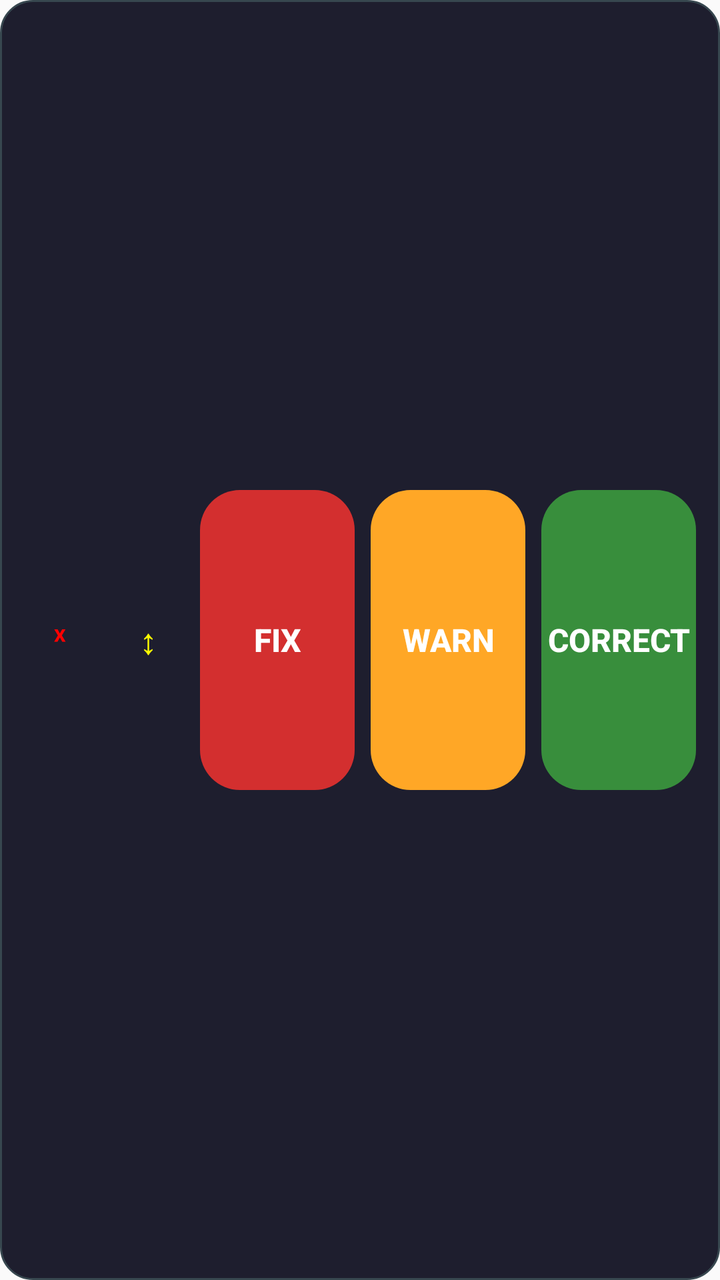
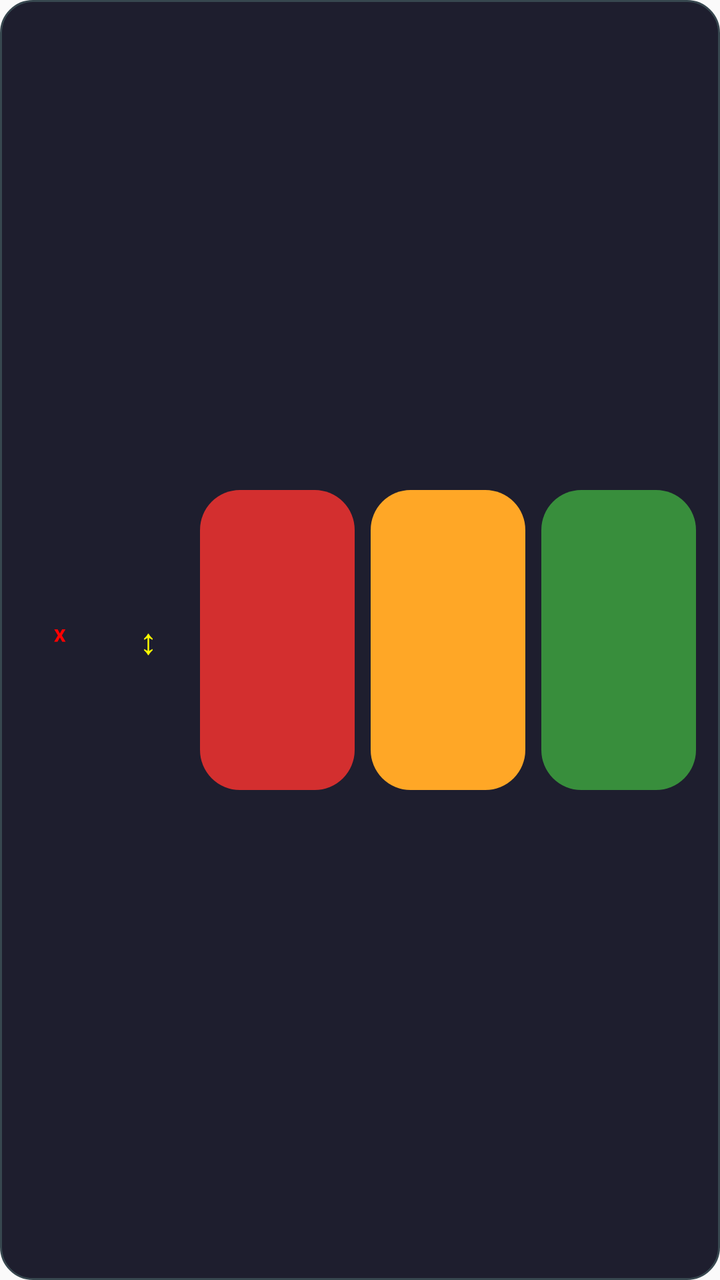

An Android layout rendered at two revisions. The XML below is the earlier revision; the diff shows what the commit changed to produce the second picture.
<!-- AndroidManifest.xml: application theme Theme.SignalLights -->
<!-- res/layout/overlay_layout.xml -->
<?xml version="1.0" encoding="utf-8"?>
<LinearLayout xmlns:android="http://schemas.android.com/apk/res/android"
    android:layout_width="match_parent"
    android:layout_height="match_parent"
    android:orientation="horizontal"
    android:gravity="center"
    android:padding="8dp"
    android:background="@drawable/overlay_elegant_bg"
    android:baselineAligned="false">

    
    <Button
        android:id="@+id/close_button"
        android:layout_width="40dp"
        android:layout_height="100dp"
        android:text="ˣ"
        android:textSize="16sp"
        android:textColor="#ff0000"
        android:background="@null"
        android:padding="0dp"
        android:minWidth="0dp"
        android:minHeight="0dp"
        android:layout_margin="2dp"
        android:stateListAnimator="@null" />

    
    <Button
        android:id="@+id/drag_button"
        android:layout_width="40dp"
        android:layout_height="100dp"
        android:text="↕"
        android:textSize="18sp"
        android:textColor="#ffff00"
        android:background="@null"
        android:padding="0dp"
        android:minWidth="0dp"
        android:minHeight="0dp"
        android:layout_margin="2dp"
        android:stateListAnimator="@null" />

    
    <Button
        android:id="@+id/red_button"
        android:layout_width="0dp"
        android:layout_height="150dp"
        android:layout_weight="3"
        android:text="FIX"
        android:textSize="16sp"
        android:textStyle="bold"
        android:textColor="#ffffff"
        android:background="@drawable/overlay_button_red"
        android:layout_margin="4dp"
        android:padding="0dp"
        android:minWidth="0dp"
        android:minHeight="0dp"
        android:stateListAnimator="@null" />

    
    <Button
        android:id="@+id/yellow_button"
        android:layout_width="0dp"
        android:layout_height="150dp"
        android:layout_weight="3"
        android:text="WARN"
        android:textSize="16sp"
        android:textStyle="bold"
        android:textColor="#ffffff"
        android:background="@drawable/overlay_button_yellow"
        android:layout_margin="4dp"
        android:padding="0dp"
        android:minWidth="0dp"
        android:minHeight="0dp"
        android:stateListAnimator="@null" />

    
    <Button
        android:id="@+id/green_button"
        android:layout_width="0dp"
        android:layout_height="150dp"
        android:layout_weight="3"
        android:text="CORRECT"
        android:textSize="16sp"
        android:textStyle="bold"
        android:textColor="#ffffff"
        android:background="@drawable/overlay_button_green"
        android:layout_margin="4dp"
        android:padding="0dp"
        android:minWidth="0dp"
        android:minHeight="0dp"
        android:stateListAnimator="@null" />

</LinearLayout>
<!-- resources referenced by this layout -->
<resources>
  <!-- drawable overlay_button_green (drawable) -->
  <?xml version="1.0" encoding="utf-8"?>
  <shape xmlns:android="http://schemas.android.com/apk/res/android"
      android:shape="rectangle">
      <solid android:color="#388E3C" />
      <corners android:radius="20dp" />
  </shape>
  <!-- drawable overlay_button_red (drawable) -->
  <?xml version="1.0" encoding="utf-8"?>
  <shape xmlns:android="http://schemas.android.com/apk/res/android"
      android:shape="rectangle">
      <solid android:color="#D32F2F" />
      <corners android:radius="20dp" />
  </shape>
  <!-- drawable overlay_button_yellow (drawable) -->
  <?xml version="1.0" encoding="utf-8"?>
  <shape xmlns:android="http://schemas.android.com/apk/res/android"
      android:shape="rectangle">
      <solid android:color="#FFA726" />
      <corners android:radius="20dp" />
  </shape>
  <!-- drawable overlay_elegant_bg (drawable) -->
  <?xml version="1.0" encoding="utf-8"?>
  <shape xmlns:android="http://schemas.android.com/apk/res/android"
      android:shape="rectangle">
      <solid android:color="#1e1e2e" />
      <corners android:radius="16dp" />
      <stroke android:color="#37474f" android:width="1dp" />
  </shape>
  <style name="Theme.SignalLights" parent="Theme.AppCompat.Light.NoActionBar">
          <item name="colorPrimary">@color/primary</item>
          <item name="colorPrimaryDark">@color/primary_dark</item>
          <item name="colorAccent">@color/accent</item>
      </style>
  <color name="primary">#FF6200EE</color>
  <color name="primary_dark">#FF3700B3</color>
  <color name="accent">#FF03DAC5</color>
</resources>

<!-- the commit's change to res/layout/overlay_layout.xml (unified diff, before → after) -->
@@ -43,11 +43,7 @@
         android:id="@+id/red_button"
         android:layout_width="0dp"
         android:layout_height="150dp"
-        android:layout_weight="3"
-        android:text="FIX"
-        android:textSize="16sp"
-        android:textStyle="bold"
-        android:textColor="#ffffff"
+        android:layout_weight="4.5"
         android:background="@drawable/overlay_button_red"
         android:layout_margin="4dp"
         android:padding="0dp"
@@ -60,11 +56,7 @@
         android:id="@+id/yellow_button"
         android:layout_width="0dp"
         android:layout_height="150dp"
-        android:layout_weight="3"
-        android:text="WARN"
-        android:textSize="16sp"
-        android:textStyle="bold"
-        android:textColor="#ffffff"
+        android:layout_weight="4.5"
         android:background="@drawable/overlay_button_yellow"
         android:layout_margin="4dp"
         android:padding="0dp"
@@ -77,11 +69,7 @@
         android:id="@+id/green_button"
         android:layout_width="0dp"
         android:layout_height="150dp"
-        android:layout_weight="3"
-        android:text="CORRECT"
-        android:textSize="16sp"
-        android:textStyle="bold"
-        android:textColor="#ffffff"
+        android:layout_weight="4.5"
         android:background="@drawable/overlay_button_green"
         android:layout_margin="4dp"
         android:padding="0dp"
